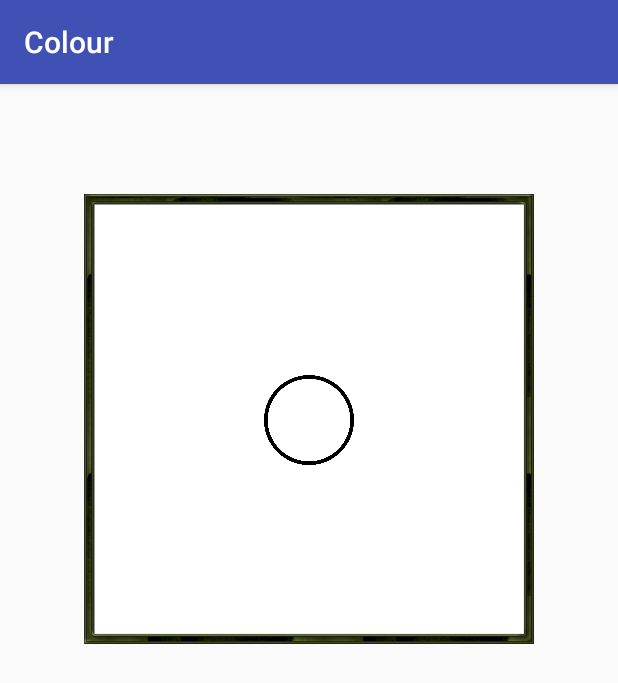
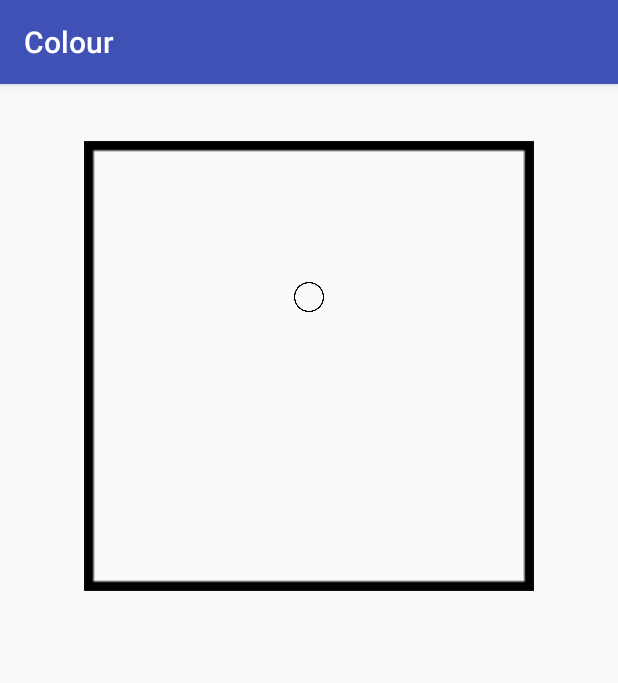
Before and after one commit to veryprofessionaldodo/ColourApp, an Android app: the screen it shows after launch (MainActivity), on a phone screen of 412 x 824 dp. Shown: the top 683 px of the screen. Run offline under Robolectric (Android 15) with nearby library versions, the phone set to English and light mode, and no system bars.

```diff
--- a/app/src/main/java/com/example/petre/colour/MainActivity.java
+++ b/app/src/main/java/com/example/petre/colour/MainActivity.java
@@ -20,22 +20,16 @@ public class MainActivity extends AppCompatActivity {
         img = (ImageView) findViewById(R.id.circle);
 
         touchView.setOnTouchListener(new View.OnTouchListener() {
-
             @Override
             public boolean onTouch(View v, MotionEvent event) {
-                System.out.println(getSupportActionBar().getHeight() );
+                img.setY(event.getRawY() - getSupportActionBar().getHeight() - img.getHeight() / 2 - getStatusBarHeight());
+                img.setX(event.getRawX() - img.getWidth() / 2);
 
-
-               // Toast.makeText(MainActivity.this, "X" + event.getRawX() + " Width " + img.getWidth(), Toast.LENGTH_SHORT).show();
-                //if (((event.getRawX() - img.getWidth()/2) > sqr.getX()) && ((event.getRawX() - img.getWidth()/2 )> (sqr.getX()+ sqr.getWidth() ))) {
-               // if (event.getRawY() > sqr.getY() && event.getRawX() > sqr.getX()) {
-                   //if (event.getRawY() - img.getHeight()/2 > sqr.getY() && event.getRawY() - img.getHeight()/2 > sqr.getY()+ sqr.getHeight() ) {
-                        img.setY(event.getRawY() - getSupportActionBar().getHeight() - img.getHeight() / 2 - getStatusBarHeight());
-                        img.setX(event.getRawX() - img.getWidth() / 2);
-                 //   }
                 return true;
             }
         });
+
+
 
     }
 
--- a/app/src/main/res/layout/activity_main.xml
+++ b/app/src/main/res/layout/activity_main.xml
@@ -1,5 +1,6 @@
 <?xml version="1.0" encoding="utf-8"?>
-<android.support.constraint.ConstraintLayout xmlns:android="http://schemas.android.com/apk/res/android"
+<android.support.constraint.ConstraintLayout
+    xmlns:android="http://schemas.android.com/apk/res/android"
     xmlns:app="http://schemas.android.com/apk/res-auto"
     xmlns:tools="http://schemas.android.com/tools"
     android:id="@+id/full"
@@ -9,32 +10,29 @@
 
     tools:context="com.example.petre.colour.MainActivity">
 
+    <ImageView
+        android:layout_width="20dp"
+        android:layout_height="20dp"
+        android:id="@+id/circle"
+        android:src="@drawable/circle"
+        app:layout_constraintTop_toTopOf="parent"
+        android:layout_marginTop="132dp"
+        android:layout_marginRight="8dp"
+        app:layout_constraintRight_toRightOf="parent"
+        android:layout_marginLeft="8dp"
+        app:layout_constraintLeft_toLeftOf="parent" />
 
     <ImageView
         android:layout_width="300dp"
         android:layout_height="300dp"
-        android:layout_marginTop="73dp"
-        android:src="@drawable/square"
+        android:id="@+id/square"
+        android:src = "@drawable/square"
         app:layout_constraintTop_toTopOf="parent"
-        android:id="@+id/square"
+        android:layout_marginTop="38dp"
+        android:layout_marginLeft="8dp"
         app:layout_constraintLeft_toLeftOf="parent"
+        android:layout_marginRight="8dp"
         app:layout_constraintRight_toRightOf="parent" />
 
 
-    <ImageView
-        android:id="@+id/circle"
-        android:layout_width="60dp"
-        android:layout_height="60dp"
-        android:src="@drawable/circle"
-        app:layout_constraintLeft_toLeftOf="parent"
-        app:layout_constraintRight_toRightOf="parent"
-        app:layout_constraintTop_toTopOf="parent"
-        android:layout_marginTop="194dp" />
-
-
-
-
-
-
-
 </android.support.constraint.ConstraintLayout>
```
Also changed, not shown: app/src/main/res/drawable/circle.png, app/src/main/res/drawable/square.png, 22 other files.
